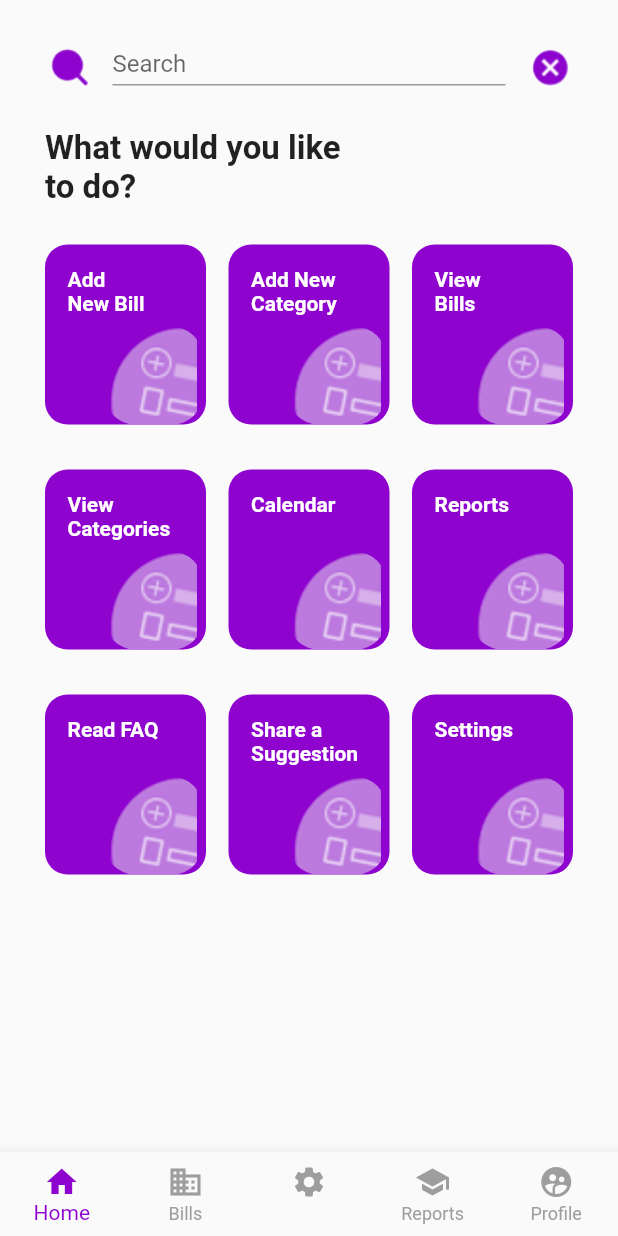
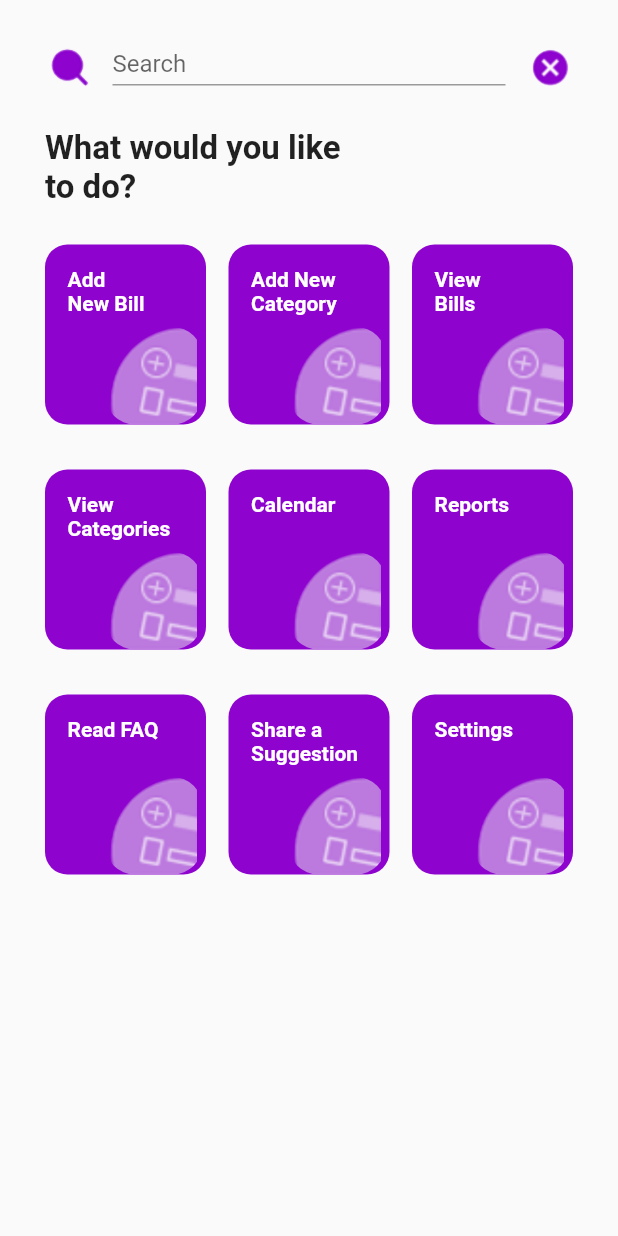
Before and after one commit to ChiragGajjar/PaymentReminder, a Flutter app: the SearchScreen widget shown alone on an empty page, opened directly, on a phone screen of 412 x 824 dp. Run offline on Flutter 3.47's test engine with Material 2 defaults, Android fonts, the phone set to English and light mode, and no system bars.

```diff
--- a/lib/login/login_screen.dart
+++ b/lib/login/login_screen.dart
@@ -1,5 +1,6 @@
 import 'package:flutter/material.dart';
 import 'package:payment_app/Utils/app_images.dart';
+import 'package:payment_app/tabbarController.dart';
 
 import '../search_screen.dart';
 
@@ -185,7 +186,7 @@ class _LoginScreenState extends State<LoginScreen> {
                           // width: 150,
                           child: InkWell(
                             onTap: () {
-                              Navigator.of(context).push(MaterialPageRoute(builder: (context) => SearchScreen()));
+                              Navigator.of(context).push(MaterialPageRoute(builder: (context) => TabBarScreen()));
                             },
                             child: Container(
                               decoration: BoxDecoration(
--- a/lib/search_screen.dart
+++ b/lib/search_screen.dart
@@ -13,9 +13,7 @@ class _SearchScreenState extends State<SearchScreen> {
   int selectedIndex = 0;
   @override
   Widget build(BuildContext context) {
-    return Scaffold(
-      resizeToAvoidBottomInset: false,
-      body: SafeArea(
+    return SafeArea(
       child: Container(
         margin: EdgeInsets.only(top: 30, left: 30, bottom: 5, right: 30),
         child: Column(
@@ -60,7 +58,8 @@ class _SearchScreenState extends State<SearchScreen> {
                     ),
                     Text(
                       "What would you like \nto do?",
-                      style: TextStyle(fontWeight: FontWeight.bold, fontSize: 22),
+                      style:
+                          TextStyle(fontWeight: FontWeight.bold, fontSize: 22),
                     ),
                     SizedBox(
                       height: 25,
@@ -71,7 +70,8 @@ class _SearchScreenState extends State<SearchScreen> {
                         Expanded(
                           child: Container(
                             decoration: BoxDecoration(
-                              borderRadius: BorderRadius.all(Radius.circular(15)),
+                              borderRadius:
+                                  BorderRadius.all(Radius.circular(15)),
                               color: Color(0xFF8E04CE),
                             ),
                             height: 120,
@@ -110,7 +110,8 @@ class _SearchScreenState extends State<SearchScreen> {
                         Expanded(
                           child: Container(
                             decoration: BoxDecoration(
-                              borderRadius: BorderRadius.all(Radius.circular(15)),
+                              borderRadius:
+                                  BorderRadius.all(Radius.circular(15)),
                               color: Color(0xFF8E04CE),
                             ),
                             height: 120,
@@ -149,7 +150,8 @@ class _SearchScreenState extends State<SearchScreen> {
                         Expanded(
                           child: Container(
                             decoration: BoxDecoration(
-                              borderRadius: BorderRadius.all(Radius.circular(15)),
+                              borderRadius:
+                                  BorderRadius.all(Radius.circular(15)),
                               color: Color(0xFF8E04CE),
                             ),
                             height: 120,
@@ -192,7 +194,8 @@ class _SearchScreenState extends State<SearchScreen> {
                         Expanded(
                           child: Container(
                             decoration: BoxDecoration(
-                              borderRadius: BorderRadius.all(Radius.circular(15)),
+                              borderRadius:
+                                  BorderRadius.all(Radius.circular(15)),
                               color: Color(0xFF8E04CE),
                             ),
                             height: 120,
@@ -231,7 +234,8 @@ class _SearchScreenState extends State<SearchScreen> {
                         Expanded(
                           child: Container(
                             decoration: BoxDecoration(
-                              borderRadius: BorderRadius.all(Radius.circular(15)),
+                              borderRadius:
+                                  BorderRadius.all(Radius.circular(15)),
                               color: Color(0xFF8E04CE),
                             ),
                             height: 120,
@@ -270,7 +274,8 @@ class _SearchScreenState extends State<SearchScreen> {
                         Expanded(
                           child: Container(
                             decoration: BoxDecoration(
-                              borderRadius: BorderRadius.all(Radius.circular(15)),
+                              borderRadius:
+                                  BorderRadius.all(Radius.circular(15)),
                               color: Color(0xFF8E04CE),
                             ),
                             height: 120,
@@ -313,7 +318,8 @@ class _SearchScreenState extends State<SearchScreen> {
                         Expanded(
                           child: Container(
                             decoration: BoxDecoration(
-                              borderRadius: BorderRadius.all(Radius.circular(15)),
+                              borderRadius:
+                                  BorderRadius.all(Radius.circular(15)),
                               color: Color(0xFF8E04CE),
                             ),
                             height: 120,
@@ -352,7 +358,8 @@ class _SearchScreenState extends State<SearchScreen> {
                         Expanded(
                           child: Container(
                             decoration: BoxDecoration(
-                              borderRadius: BorderRadius.all(Radius.circular(15)),
+                              borderRadius:
+                                  BorderRadius.all(Radius.circular(15)),
                               color: Color(0xFF8E04CE),
                             ),
                             height: 120,
@@ -391,7 +398,8 @@ class _SearchScreenState extends State<SearchScreen> {
                         Expanded(
                           child: Container(
                             decoration: BoxDecoration(
-                              borderRadius: BorderRadius.all(Radius.circular(15)),
+                              borderRadius:
+                                  BorderRadius.all(Radius.circular(15)),
                               color: Color(0xFF8E04CE),
                             ),
                             height: 120,
@@ -432,44 +440,6 @@ class _SearchScreenState extends State<SearchScreen> {
           ],
         ),
       ),
-      ),
-      bottomNavigationBar: BottomNavigationBar(
-        items: const <BottomNavigationBarItem>[
-          BottomNavigationBarItem(
-            icon: Icon(Icons.home),
-            label: 'Home',
-          ),
-          BottomNavigationBarItem(
-            icon: Icon(Icons.business),
-            label: 'Bills',
-          ),
-          BottomNavigationBarItem(
-            icon: Icon(Icons.settings),
-            label: '',
-          ),
-          BottomNavigationBarItem(
-            icon: Icon(Icons.school),
-            label: 'Reports',
-          ),
-          BottomNavigationBarItem(
-            icon: Icon(Icons.supervised_user_circle_rounded),
-            label: 'Profile',
-          ),
-        ],
-        currentIndex: selectedIndex,
-        type: BottomNavigationBarType.fixed,
-        unselectedItemColor: Colors.grey,
-        selectedItemColor: Color(0xFF8E04CE),
-        unselectedLabelStyle: TextStyle(
-          color: Colors.red
-        ),
-        onTap: (index){
-          print(index);
-          setState(() {
-            selectedIndex = index;
-          });
-        },
-      ),
     );
   }
 }
```
Also changed, not shown: lib/Dashboard/dashboard.dart (added, +21 -0 lines), lib/tabbarController.dart (added, +76 -0 lines). Lines whose indentation alone changed are shown as unchanged.
